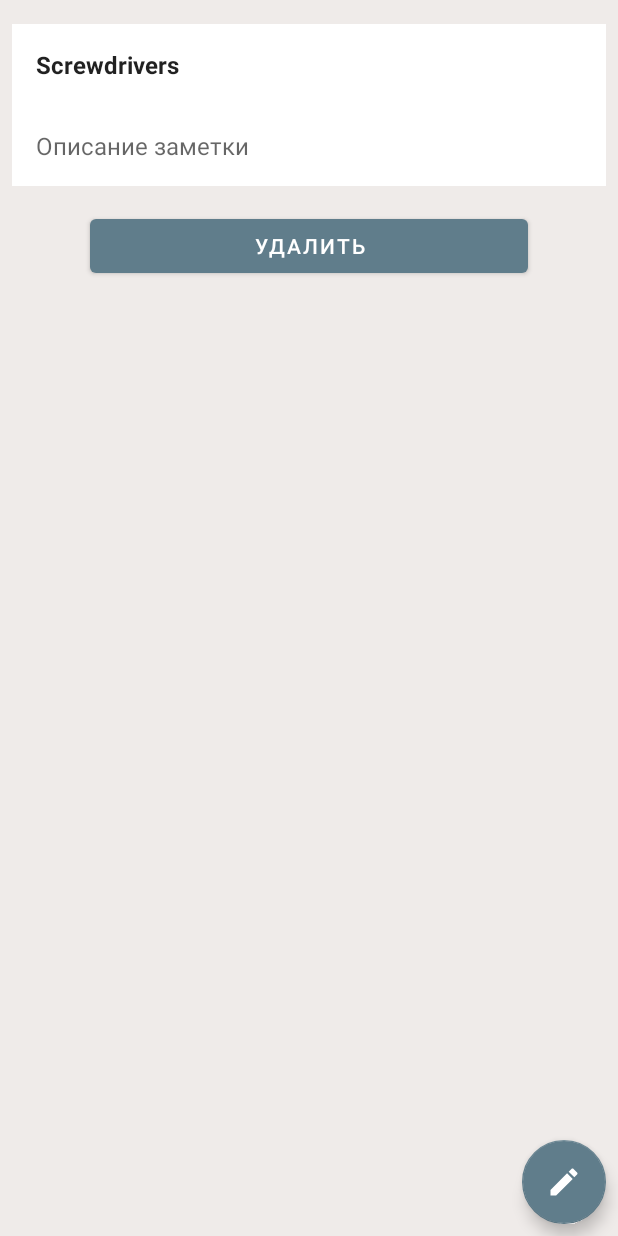
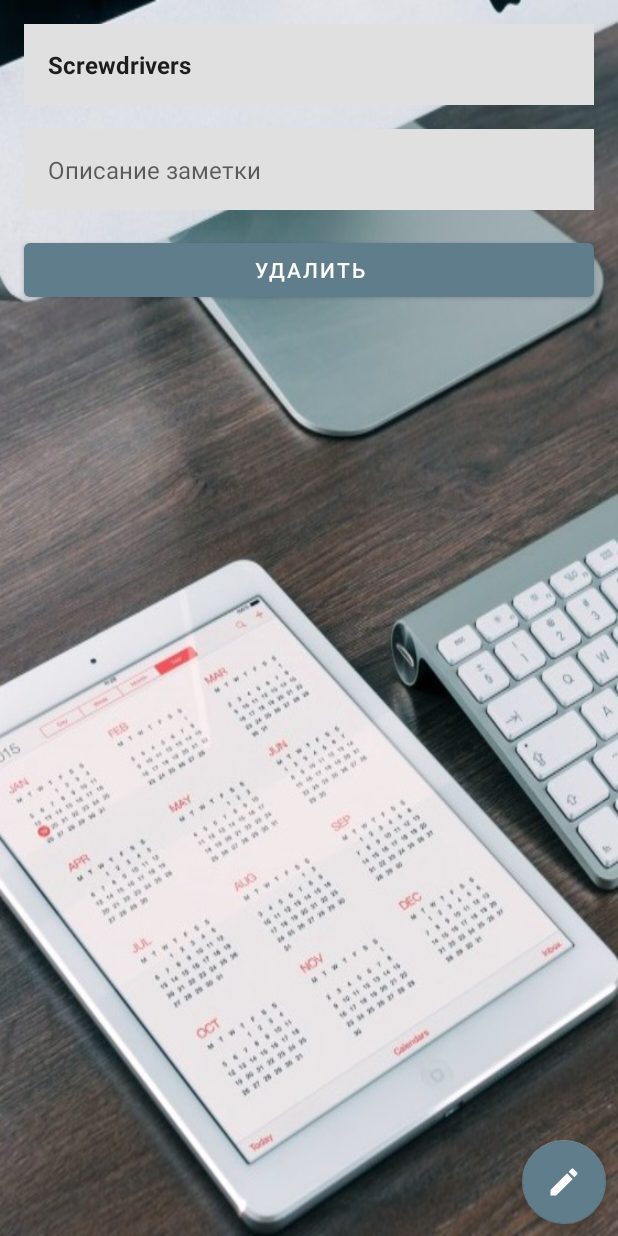
Before and after one commit to Tati1909/NotesApp, an Android app: the layout fragment_detail_item.xml on its own in the app's theme, with its tools: preview values and no code run, on a phone screen of 412 x 824 dp. Run offline under Robolectric (Android 15) with nearby library versions, the phone set to English and light mode, and no system bars.

Commit message:
Добавила кнопку редактировать. При нажатии переходим на экран fragment_add_item.xml,только меняем название экрана и передаем id Entity

```diff
--- a/app/src/main/res/layout/fragment_add_item.xml
+++ b/app/src/main/res/layout/fragment_add_item.xml
@@ -47,7 +47,6 @@
                 android:singleLine="true" />
         </com.google.android.material.textfield.TextInputLayout>
 
-
         <Button
             android:id="@+id/save_button"
             android:layout_width="0dp"
--- a/app/src/main/res/layout/fragment_detail_item.xml
+++ b/app/src/main/res/layout/fragment_detail_item.xml
@@ -4,33 +4,33 @@
     android:layout_width="match_parent"
     android:layout_height="match_parent"
     xmlns:tools="http://schemas.android.com/tools"
-    android:background="@color/brown_50"
+    android:background="@drawable/keyboard_apple"
     tools:context=".view.DetailNoteFragment">
 
-    <TextView
+    <com.google.android.material.textview.MaterialTextView
         android:id="@+id/note_title"
         style="@style/Widget.Inventory.TextView"
         android:layout_width="match_parent"
-        android:layout_marginStart="@dimen/margin_between_elements"
-        android:layout_marginTop="@dimen/padding_default"
-        android:layout_marginEnd="@dimen/margin_between_elements"
-        android:background="@color/white"
+        android:layout_margin="@dimen/margin"
+        android:layout_marginTop="32dp"
+        android:background="@color/grey_300"
+        android:padding="@dimen/padding_default"
         android:textStyle="bold"
-        android:padding="@dimen/padding_default"
         app:layout_constraintBottom_toTopOf="@+id/note_description"
         app:layout_constraintEnd_toEndOf="parent"
         app:layout_constraintStart_toStartOf="parent"
         app:layout_constraintTop_toTopOf="parent"
         tools:text="Screwdrivers" />
 
-    <TextView
+    <com.google.android.material.textview.MaterialTextView
         android:id="@+id/note_description"
         style="@style/Widget.Inventory.TextView"
         android:layout_marginStart="@dimen/margin_between_elements"
         android:layout_width="match_parent"
+        android:layout_margin="@dimen/margin"
         android:padding="@dimen/padding_default"
-        android:layout_marginEnd="@dimen/margin_between_elements"
-        android:background="@color/white"
+        android:layout_marginTop="@dimen/margin"
+        android:background="@color/grey_300"
         android:hint="@string/note_description"
         app:layout_constraintEnd_toEndOf="parent"
         app:layout_constraintStart_toStartOf="parent"
@@ -40,9 +40,8 @@
         android:id="@+id/delete_button"
         android:layout_width="match_parent"
         android:layout_height="wrap_content"
-        android:layout_marginStart="60dp"
         android:layout_marginTop="@dimen/padding_default"
-        android:layout_marginEnd="60dp"
+        android:layout_margin="@dimen/margin"
         android:text="Удалить"
         app:layout_constraintEnd_toEndOf="parent"
         app:layout_constraintStart_toStartOf="parent"
--- a/app/src/main/res/navigation/nav_graph.xml
+++ b/app/src/main/res/navigation/nav_graph.xml
@@ -45,7 +45,9 @@
         <argument
             android:name="item_id"
             app:argType="integer" />
-
+        <action
+            android:id="@+id/action_detailNoteFragment_to_addNoteFragment"
+            app:destination="@id/addNoteFragment" />
     </fragment>
 
 
--- a/app/src/main/res/values/dimens.xml
+++ b/app/src/main/res/values/dimens.xml
@@ -4,6 +4,7 @@
     <dimen name="padding_default">16dp</dimen>
     <dimen name="margin">16dp</dimen>
     <dimen name="margin_between_elements">8dp</dimen>
+    <dimen name="margin_between_elements_XL">32dp</dimen>
     <dimen name="text_size_double">32sp</dimen>
     <dimen name="size_text_default">16sp</dimen>
     <dimen name="size_text_small">10sp</dimen>
```
Also changed, not shown: app/src/main/java/com/example/notes/view/DetailNoteFragment.kt (+16 -1 lines).
